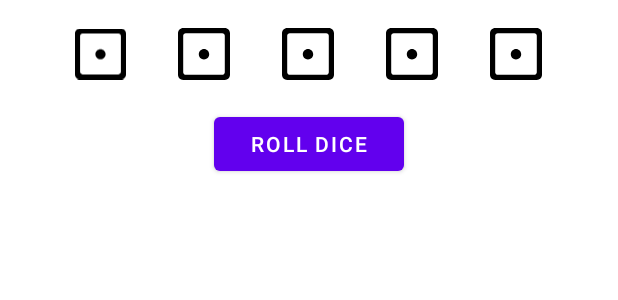
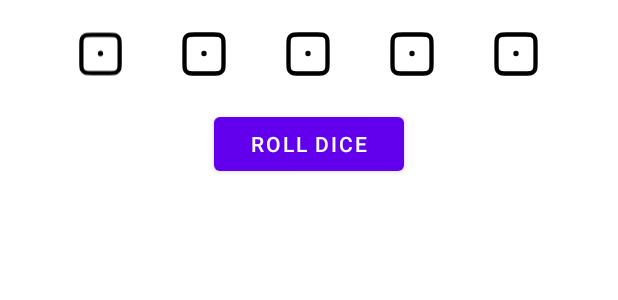
Before and after one commit to nick-pape/dice-poker-android, an Android app: the layout fragment_dice_roll.xml on its own in the app's theme, with its tools: preview values and no code run, on a phone screen of 412 x 824 dp. Shown: the top 300 px of the screen. Run offline under Robolectric (Android 15) with nearby library versions, the phone set to English and light mode, and no system bars.

Commit message:
Add dice vector images

```diff
--- a/app/src/main/res/drawable/dice_one.xml
+++ b/app/src/main/res/drawable/dice_one.xml
@@ -1,12 +1,13 @@
 <vector xmlns:android="http://schemas.android.com/apk/res/android"
-    android:width="20dp"
-    android:height="20dp"
-    android:viewportWidth="20"
-    android:viewportHeight="20">
+    android:width="24dp"
+    android:height="24dp"
+    android:viewportWidth="24"
+    android:viewportHeight="24">
   <path
-      android:pathData="M12,10.104C12,11.209 11.104,12.104 10,12.104C8.896,12.104 8,11.209 8,10.104C8,9 8.896,8.104 10,8.104C11.104,8.104 12,9 12,10.104L12,10.104ZM18,17C18,17.553 17.552,18 17,18L3,18C2.448,18 2,17.553 2,17L2,3C2,2.448 2.448,2 3,2L17,2C17.552,2 18,2.448 18,3L18,17ZM18,-0L2,-0C0.896,-0 0,0.896 0,2L0,18C0,19.104 0.896,20 2,20L18,20C19.105,20 20,19.104 20,18L20,2C20,0.896 19.105,-0 18,-0L18,-0Z"
-      android:strokeWidth="1"
-      android:fillColor="#000000"
-      android:fillType="evenOdd"
-      android:strokeColor="#00000000"/>
+      android:pathData="M12,11.75H12.005M7.8,21H16.2C17.88,21 18.72,21 19.362,20.673C19.927,20.385 20.385,19.927 20.673,19.362C21,18.72 21,17.88 21,16.2V7.8C21,6.12 21,5.28 20.673,4.638C20.385,4.074 19.927,3.615 19.362,3.327C18.72,3 17.88,3 16.2,3H7.8C6.12,3 5.28,3 4.638,3.327C4.074,3.615 3.615,4.074 3.327,4.638C3,5.28 3,6.12 3,7.8V16.2C3,17.88 3,18.72 3.327,19.362C3.615,19.927 4.074,20.385 4.638,20.673C5.28,21 6.12,21 7.8,21ZM12.25,11.75C12.25,11.888 12.138,12 12,12C11.862,12 11.75,11.888 11.75,11.75C11.75,11.612 11.862,11.5 12,11.5C12.138,11.5 12.25,11.612 12.25,11.75Z"
+      android:strokeLineJoin="round"
+      android:strokeWidth="2"
+      android:fillColor="#00000000"
+      android:strokeColor="#000000"
+      android:strokeLineCap="round"/>
 </vector>
```
Also changed, not shown: app/src/main/res/drawable/dice_five.xml (added, +13 -0 lines), app/src/main/res/drawable/dice_four.xml (added, +13 -0 lines), app/src/main/res/drawable/dice_six.xml (added, +13 -0 lines), app/src/main/res/drawable/dice_three.xml (added, +13 -0 lines), app/src/main/res/drawable/dice_two.xml (added, +13 -0 lines).
